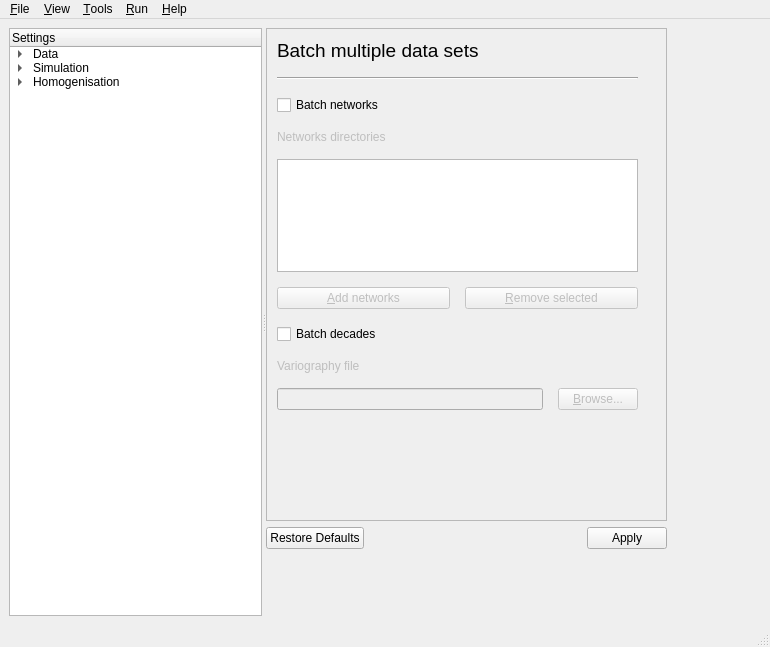
iled/gsimcli, file GSIMCLI/interface/gsimcli.ui: the form before one commit.
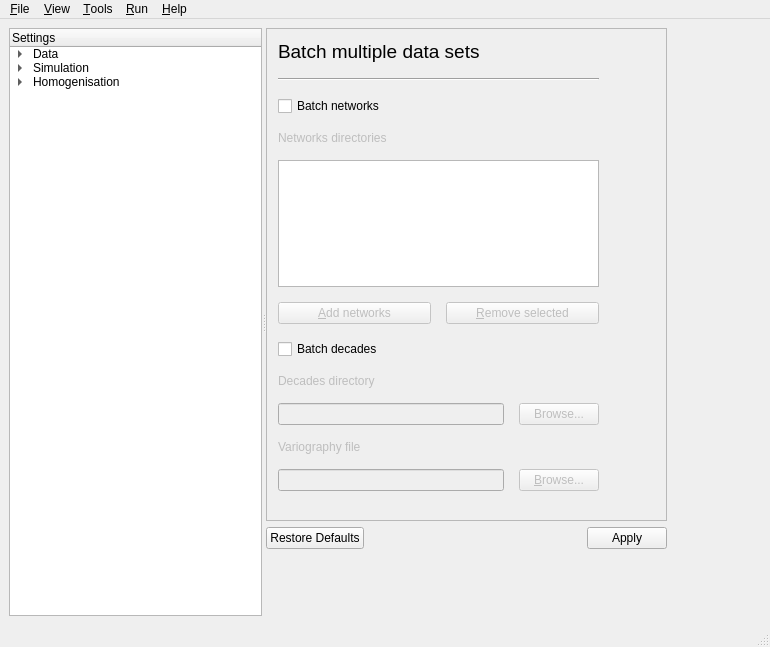
The form after the commit. The open tabs and pages were chosen to show the change.

Commit message:
ui and manipulation for decades directory
. gui (label, lineedit, pushbutton)
. connected to checkbox
. dialog
. save and load

```diff
--- a/GSIMCLI/interface/gsimcli.ui
+++ b/GSIMCLI/interface/gsimcli.ui
@@ -367,13 +367,13 @@
             </widget>
            </widget>
            <widget class="QWidget" name="DataBatch">
-            <widget class="QWidget" name="layoutWidget">
+            <widget class="QWidget" name="">
              <property name="geometry">
               <rect>
-               <x>10</x>
-               <y>10</y>
-               <width>361</width>
-               <height>371</height>
+               <x>11</x>
+               <y>11</y>
+               <width>321</width>
+               <height>451</height>
               </rect>
              </property>
              <layout class="QVBoxLayout" name="verticalLayout_24">
@@ -473,11 +473,51 @@
                <layout class="QVBoxLayout" name="verticalLayout_4">
                 <item>
                  <widget class="QCheckBox" name="DB_checkBatchDecades">
+                  <property name="enabled">
+                   <bool>true</bool>
+                  </property>
                   <property name="text">
                    <string>Batch decades</string>
                   </property>
                  </widget>
                 </item>
+                <item>
+                 <widget class="QLabel" name="DB_labelDecadesPath">
+                  <property name="enabled">
+                   <bool>false</bool>
+                  </property>
+                  <property name="text">
+                   <string>Decades directory</string>
+                  </property>
+                 </widget>
+                </item>
+                <item>
+                 <layout class="QHBoxLayout" name="horizontalLayout_19">
+                  <item>
+                   <widget class="QLineEdit" name="DB_lineDecadesPath">
+                    <property name="enabled">
+                     <bool>false</bool>
+                    </property>
+                    <property name="sizePolicy">
+                     <sizepolicy hsizetype="Expanding" vsizetype="Fixed">
+                      <horstretch>1</horstretch>
+                      <verstretch>0</verstretch>
+                     </sizepolicy>
+                    </property>
+                   </widget>
+                  </item>
+                  <item>
+                   <widget class="QPushButton" name="DB_buttonDecadesPath">
+                    <property name="enabled">
+                     <bool>false</bool>
+                    </property>
+                    <property name="text">
+                     <string>Browse...</string>
+                    </property>
+                   </widget>
+                  </item>
+                 </layout>
+                </item>
                 <item>
                  <widget class="QLabel" name="DB_labelVariogPath">
                   <property name="enabled">
```
Left out of the diff: 2 changed lines with no effect on the pictures. The commit also changes 1 other file.
